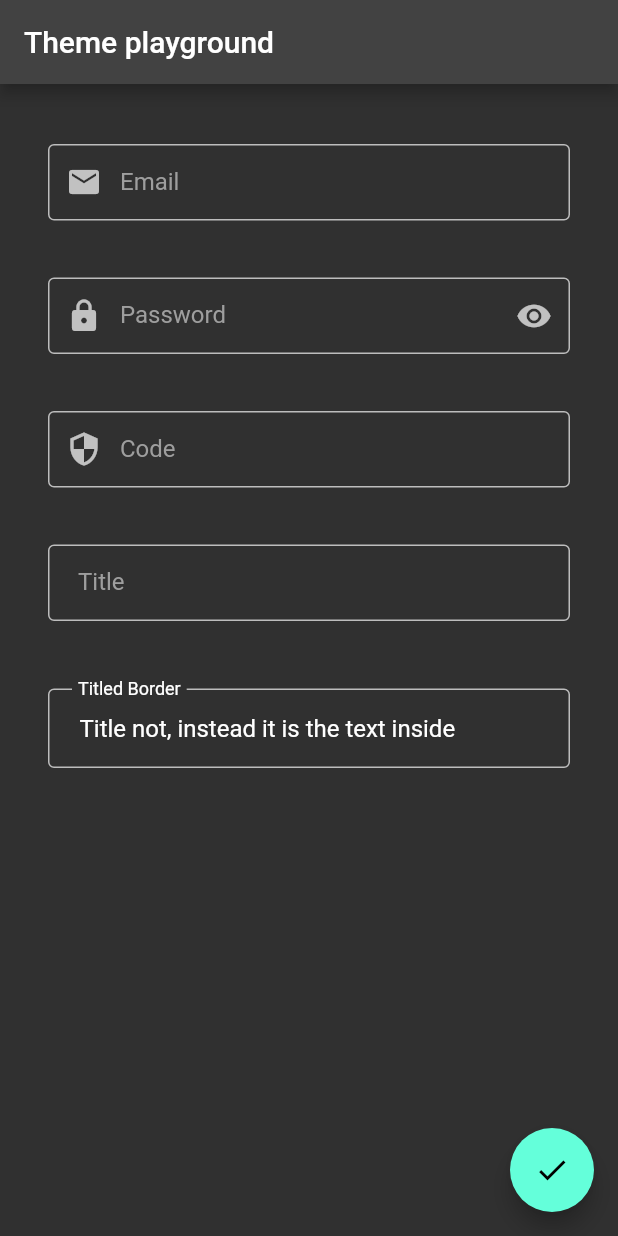
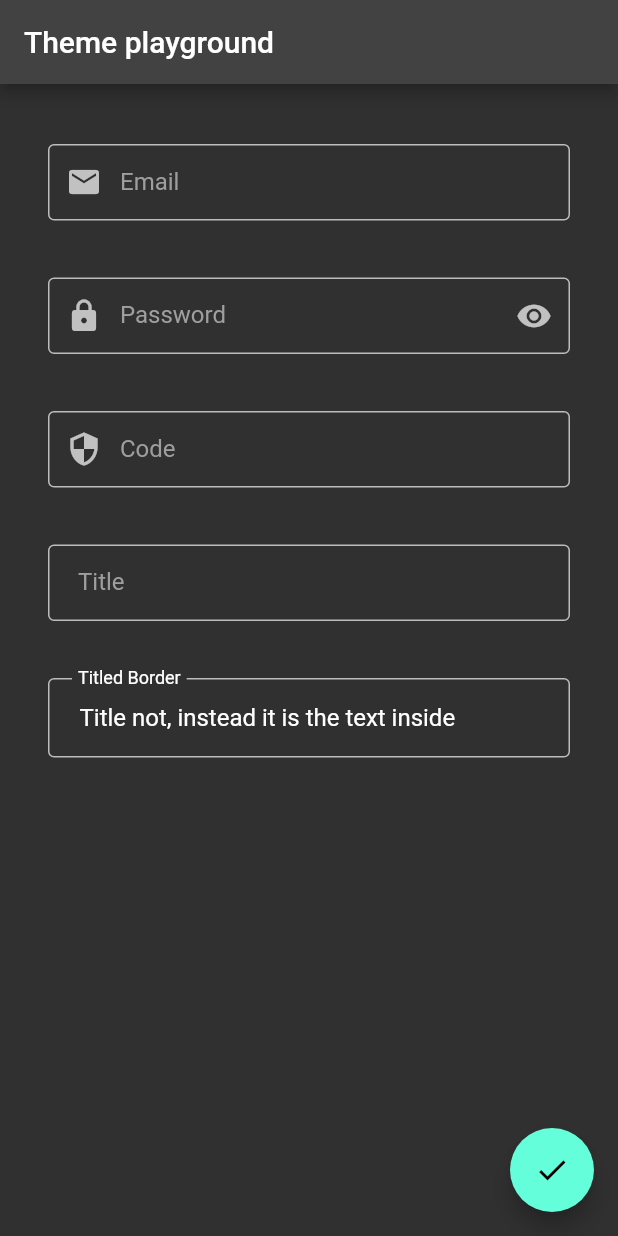
Before and after one commit to dorontal/flutter_themes, a Flutter app: the screen it shows after launch, on a phone screen of 412 x 824 dp. Run offline on Flutter 3.47's test engine with Material 2 defaults, Android fonts, the phone set to English and light mode, and no system bars; our stand-ins replace flutter_hooks.

Commit message:
managed to tame titled_border!

```diff
--- a/lib/widgets/titled_border.dart
+++ b/lib/widgets/titled_border.dart
@@ -15,14 +15,12 @@ class TitledBorder extends StatelessWidget {
   @override
   Widget build(BuildContext context) {
     return Stack(
+      clipBehavior: Clip.none,
       children: <Widget>[
         Center(
           child: Container(
             width: double.infinity,
-//            height: 100,
-            // margin: const EdgeInsets.fromLTRB(0, 7, 0, 0),
-            margin: const EdgeInsets.only(top: 7),
-            // padding: const EdgeInsets.only(bottom: 0),
+            // margin: const EdgeInsets.only(top: 7),
             decoration: BoxDecoration(
               border: Border.all(
                   color: Theme.of(context)
@@ -44,6 +42,7 @@ class TitledBorder extends StatelessWidget {
           left: 16,
           // more 'top' pushes title text downward
           // top: 0,
+          top: -7,
           child: Container(
             padding: const EdgeInsets.only(left: 4, right: 4),
             color: Theme.of(context).scaffoldBackgroundColor,
```
